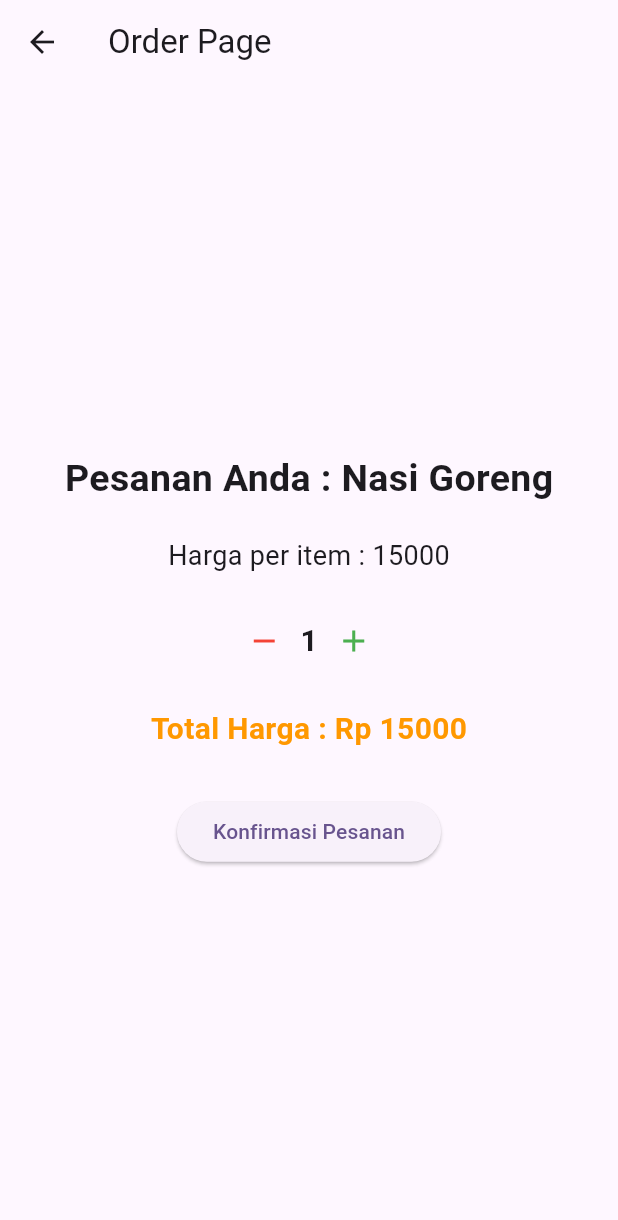
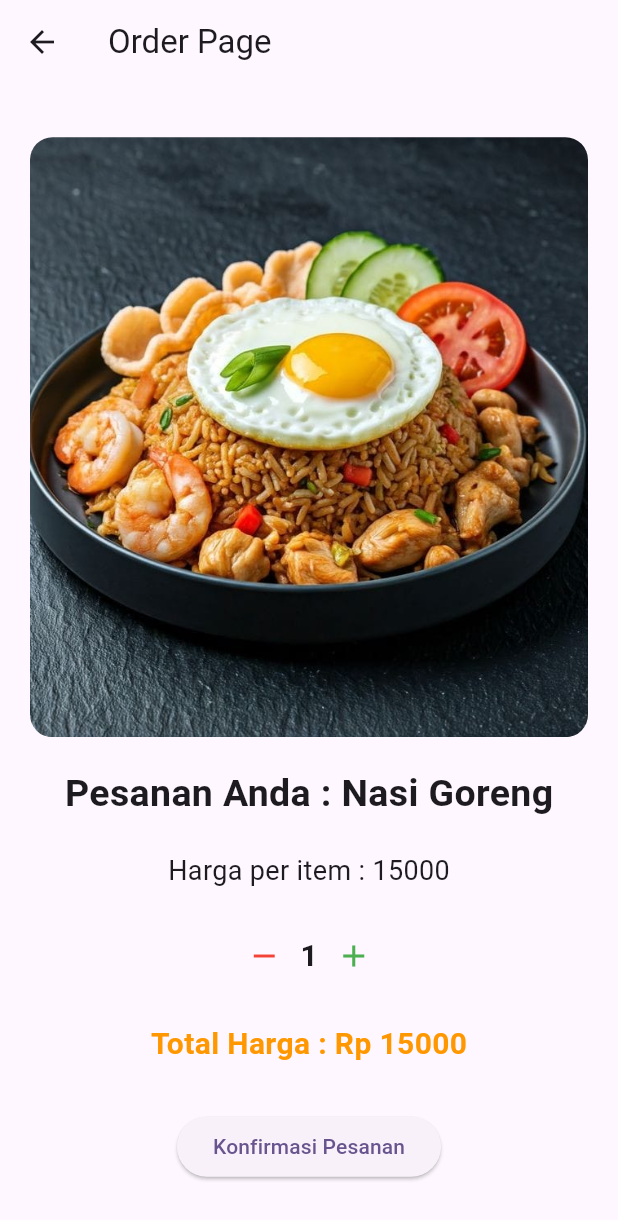
Before and after one commit to MuhammadHafizhMaulana/tugas2_latihan_kuis, a Flutter app: the MenuPage screen opened directly, after a tap on "Pesan", on a phone screen of 412 x 824 dp. Shown: the top 1220 px of the screen. Run offline on Flutter 3.47's test engine with Material 3 defaults, Android fonts, the phone set to English and light mode, and no system bars.

Commit message:
Menambahkan gambar pada halaman order

```diff
--- a/lib/MenuPage.dart
+++ b/lib/MenuPage.dart
@@ -64,6 +64,7 @@ class MenuPage extends StatelessWidget {
                         builder: (context) => OrderPage(
                           namaMakanan: makanan['nama'],
                           harga: makanan['harga'],
+                          gambar: makanan['gambar'],
                         ),
                       ),
                     );
--- a/lib/order.dart
+++ b/lib/order.dart
@@ -3,9 +3,10 @@ import 'package:flutter/material.dart';
 class OrderPage extends StatefulWidget {
   final String namaMakanan;
   final int harga;
+  final String gambar;
 
 
-const OrderPage({super.key, required this.namaMakanan, required this.harga});
+const OrderPage({super.key, required this.namaMakanan, required this.harga, required this.gambar});
 
 @override
 _OrderPageState createState() => _OrderPageState();
@@ -26,6 +27,16 @@ class _OrderPageState extends State<OrderPage>{
         child: Column(
           mainAxisAlignment: MainAxisAlignment.center,
           children: [
+            ClipRRect(
+              borderRadius: BorderRadius.circular(15),
+              child: Image.asset(
+                widget.gambar, // Menggunakan gambar dari parameter
+                height: 400,
+                width: double.infinity,
+                fit: BoxFit.cover,
+              ),
+            ),
+            const SizedBox(height: 20),
             Text(
               "Pesanan Anda : ${widget.namaMakanan}",
               style: const TextStyle(fontSize: 25, fontWeight: FontWeight.bold),
```
